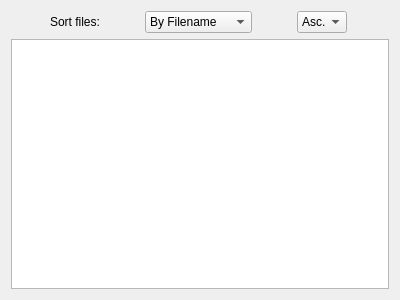
COVESA/dlt-viewer, file src/fileexplorertab.ui: the form before one commit.
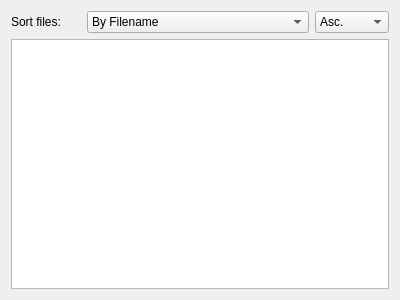
The form after the commit.

Diff of the .ui file:
```diff
--- a/src/fileexplorertab.ui
+++ b/src/fileexplorertab.ui
@@ -21,9 +21,15 @@
      </property>
      <item>
       <widget class="QLabel" name="labelExplorerSort">
+       <property name="sizePolicy">
+        <sizepolicy hsizetype="Preferred" vsizetype="Preferred">
+         <horstretch>1</horstretch>
+         <verstretch>0</verstretch>
+        </sizepolicy>
+       </property>
        <property name="maximumSize">
         <size>
-         <width>50</width>
+         <width>70</width>
          <height>16777215</height>
         </size>
        </property>
@@ -35,8 +41,8 @@
      <item>
       <widget class="QComboBox" name="comboBoxExplorerSortType">
        <property name="sizePolicy">
-        <sizepolicy hsizetype="Maximum" vsizetype="Fixed">
-         <horstretch>0</horstretch>
+        <sizepolicy hsizetype="Expanding" vsizetype="Fixed">
+         <horstretch>3</horstretch>
          <verstretch>0</verstretch>
         </sizepolicy>
        </property>
@@ -54,11 +60,11 @@
      </item>
      <item>
       <widget class="QComboBox" name="comboBoxExplorerSortOrder">
-       <property name="maximumSize">
-        <size>
-         <width>50</width>
-         <height>16777215</height>
-        </size>
+       <property name="sizePolicy">
+        <sizepolicy hsizetype="Expanding" vsizetype="Fixed">
+         <horstretch>1</horstretch>
+         <verstretch>0</verstretch>
+        </sizepolicy>
        </property>
        <item>
         <property name="text">
```
